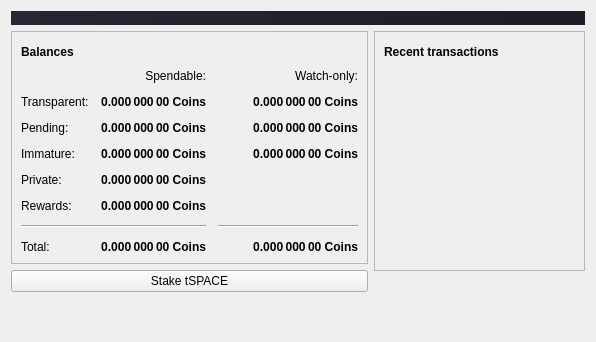
Qt form src/qt/forms/overviewpage.ui (lightspeed393/SpaceOcean) before a commit.
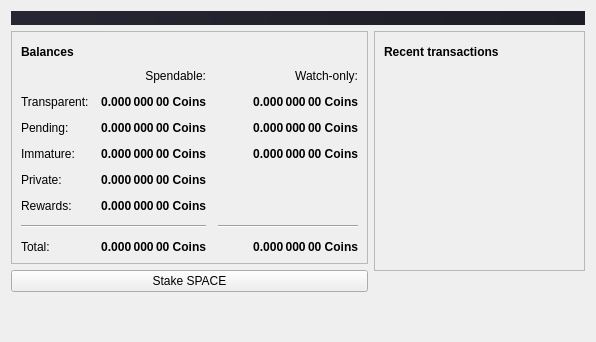
The same form after that commit. Icons and pictures are not drawn.

Commit message: Edit: Changes for tSPACE to SPACE.

```diff
--- a/src/qt/forms/overviewpage.ui
+++ b/src/qt/forms/overviewpage.ui
@@ -488,7 +488,7 @@
           <string notr="true">QPushButton { background-color: qlineargradient(spread:repeat, x1:1, y1:1, x2:0, y2:0, stop:0 rgba(25, 57, 94, 255), stop:1 rgba(255, 255, 255, 255));\nfont: 22pt &quot;Franklin Gothic Heavy&quot;; }</string>
          </property>
          <property name="text">
-          <string>Stake tSPACE</string>
+          <string>Stake SPACE</string>
          </property>
         </widget>
        </item>
```
Left out of the diff: 4 changed lines with no effect on the pictures. The commit also changes 117 other files.
